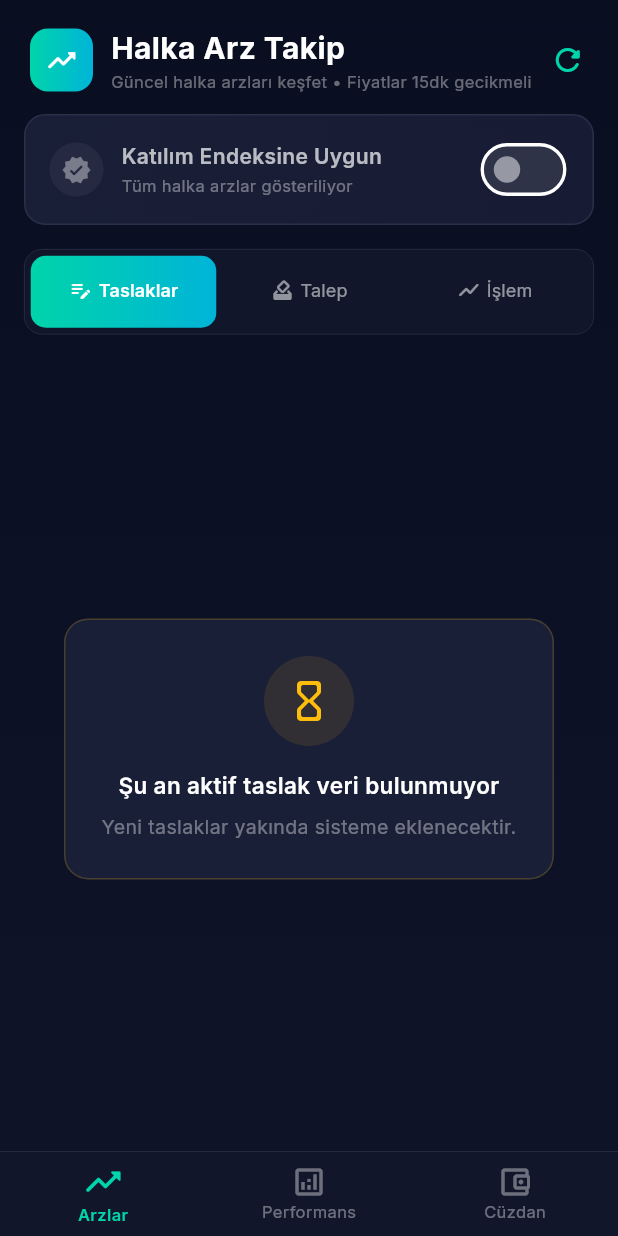
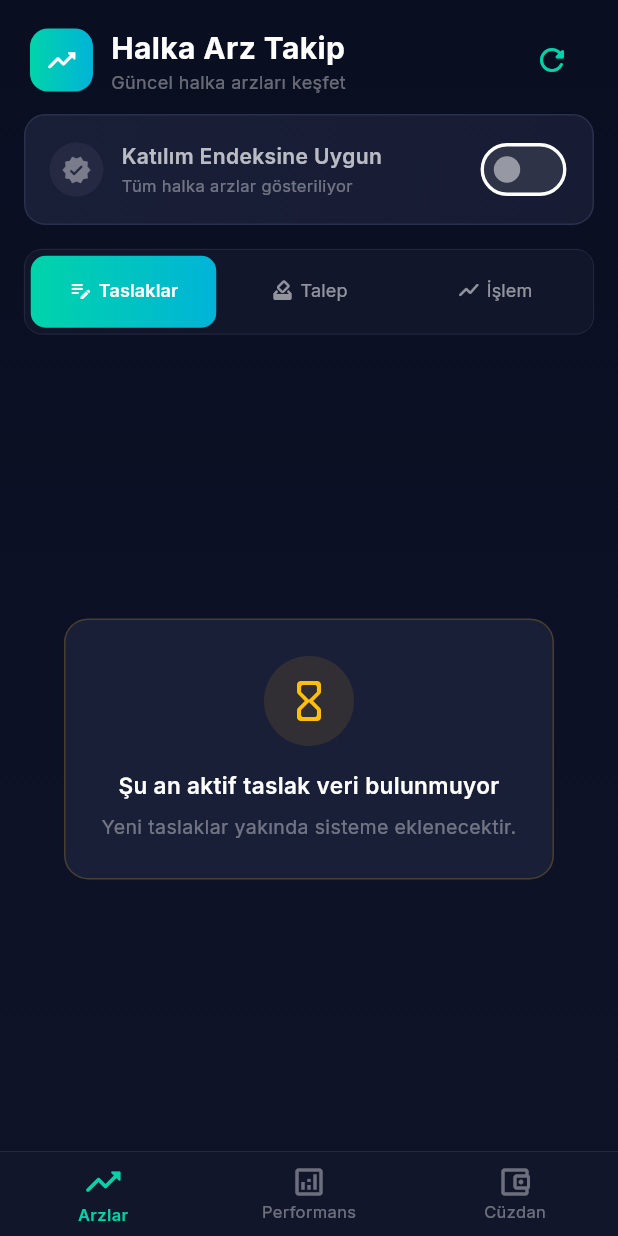
Before and after one commit to muhammedrbay/halkaarz, a Flutter app: the screen it shows after launch, on a phone screen of 412 x 824 dp. Run offline on Flutter 3.47's test engine with Material 3 defaults, Android fonts, the phone set to English and light mode, and no system bars; our stand-ins replace firebase_core, firebase_database, firebase_messaging, fl_chart, flutter_local_notifications, google_fonts and 2 more; accounts and stored records are empty; network calls fail.

Commit message:
fix(ui): remove 15min delay subtitle from home screen

```diff
--- a/lib/screens/home_screen.dart
+++ b/lib/screens/home_screen.dart
@@ -141,8 +141,8 @@ class _HomeScreenState extends State<HomeScreen>
                 ),
               ),
               Text(
-                'Güncel halka arzları keşfet • Fiyatlar 15dk gecikmeli',
-                style: GoogleFonts.inter(color: Colors.white38, fontSize: 11),
+                'Güncel halka arzları keşfet',
+                style: GoogleFonts.inter(color: Colors.white38, fontSize: 12),
               ),
             ],
           ),
```
